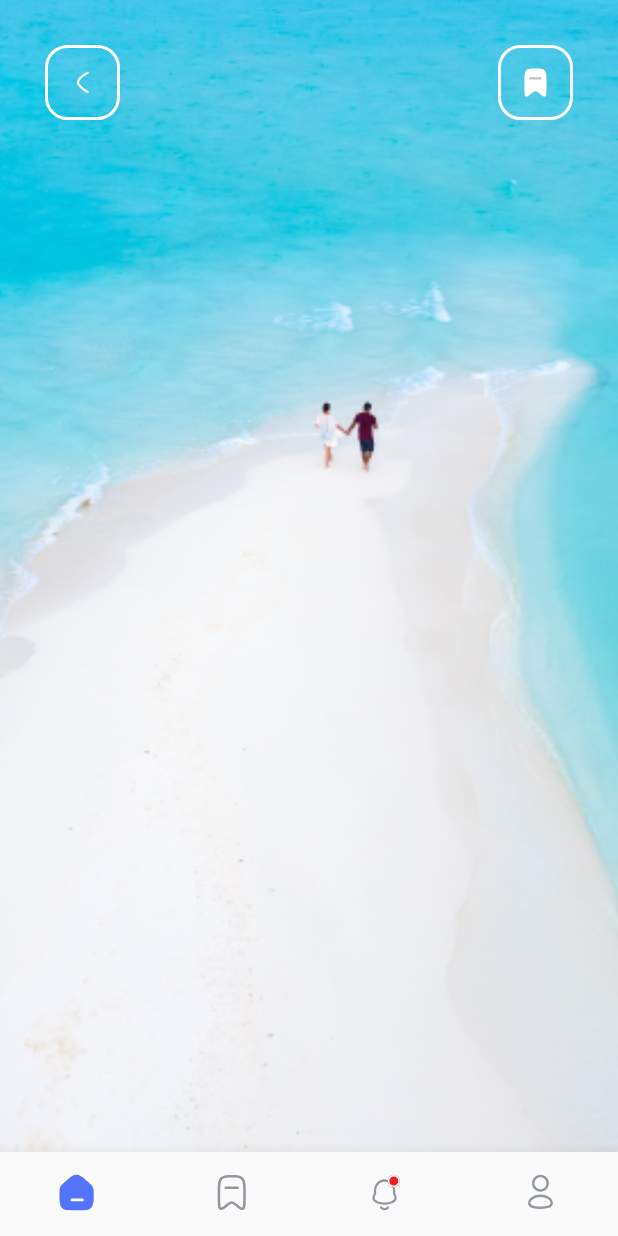
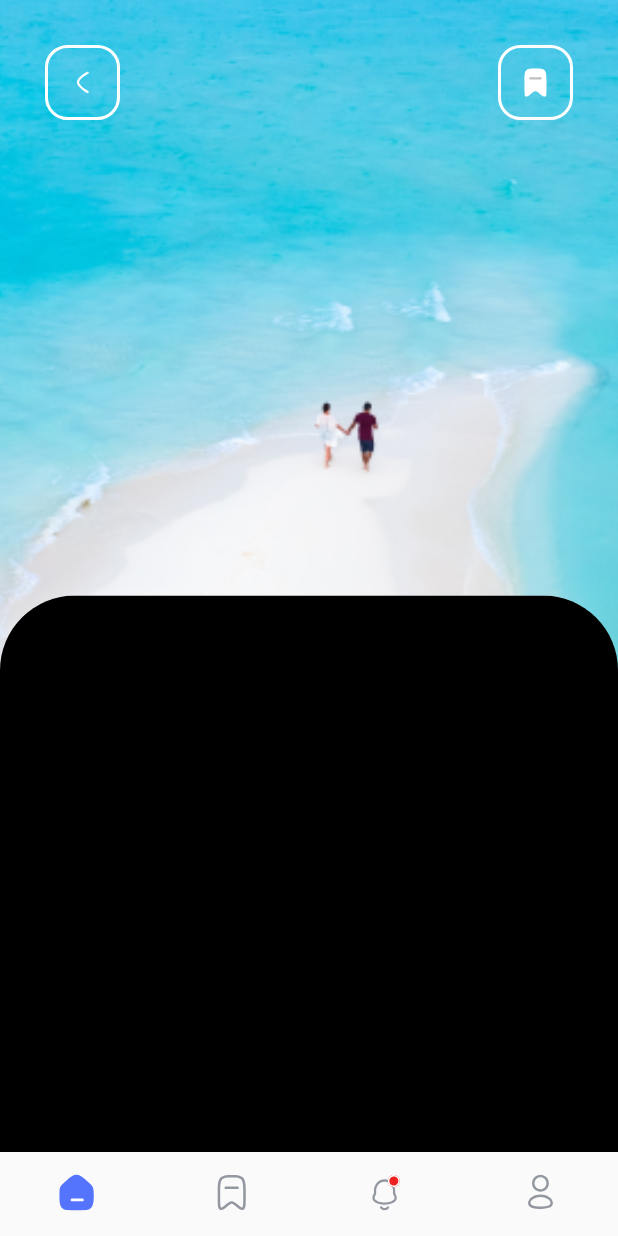
Before and after one commit to Emyeeeel/mobile_news_app, a Flutter app: the screen it shows after launch, on a phone screen of 412 x 824 dp. Run offline on Flutter 3.47's test engine with Material 2 defaults, Android fonts, the phone set to English and light mode, and no system bars; our stand-ins replace device_preview, flutter_svg.

Commit message:
layout the container for the description content of second screen

```diff
--- a/lib/screens/screen2.dart
+++ b/lib/screens/screen2.dart
@@ -115,15 +115,24 @@ class _AboutscreenState extends State<Aboutscreen> {
                 ],
               ),
             ),
-            Stack(
-              children: [
-                Container(
+            Positioned(
+              bottom: 0,
+              left: 0,
+              right: 0,
+              child: ClipRRect(
+                borderRadius: const BorderRadius.only(
+                  topLeft: Radius.circular(50),
+                  topRight: Radius.circular(50),
+                ),
+                child: Container(
                   width: 375,
-                  height: 453,
-                  decoration: BoxDecoration(),
-                )
-              ],
-            )
+                  height: 453 - 82,
+                  decoration: const BoxDecoration(
+                    color: Colors.black,
+                  ),
+                ),
+              ),
+            ),
           ],
         ),
         bottomNavigationBar: BottomNavigationBar(
```
